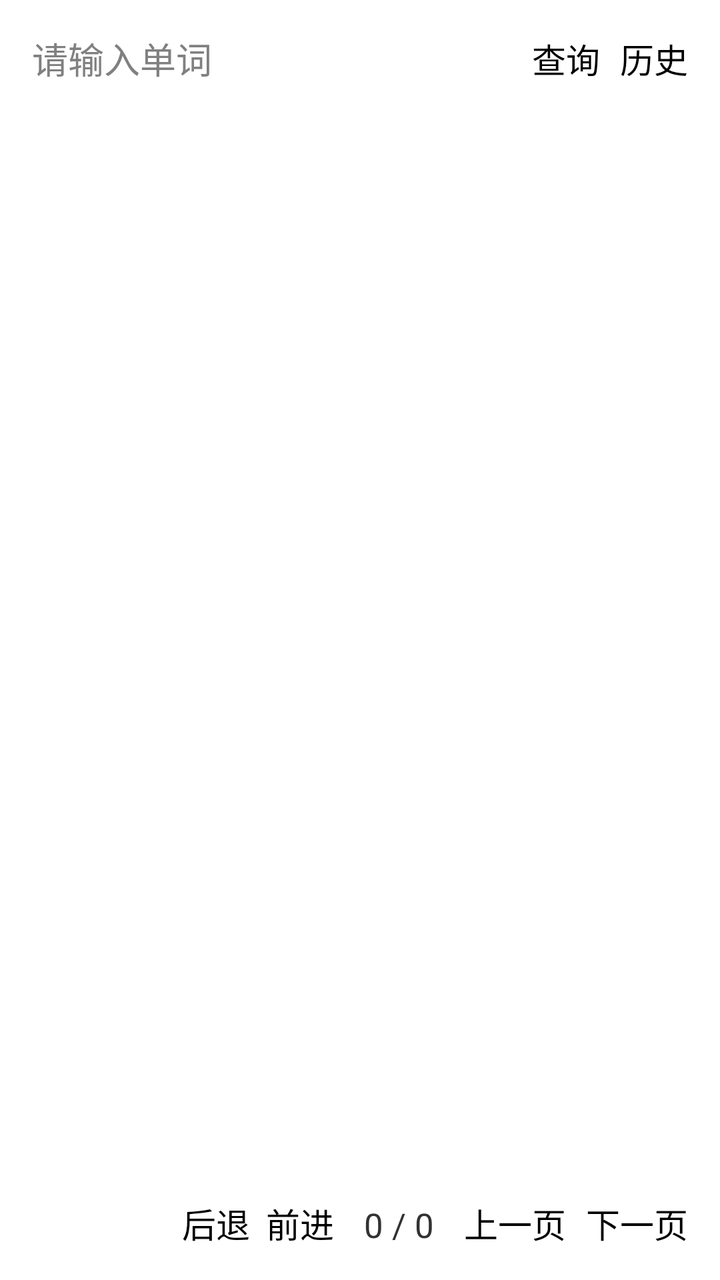
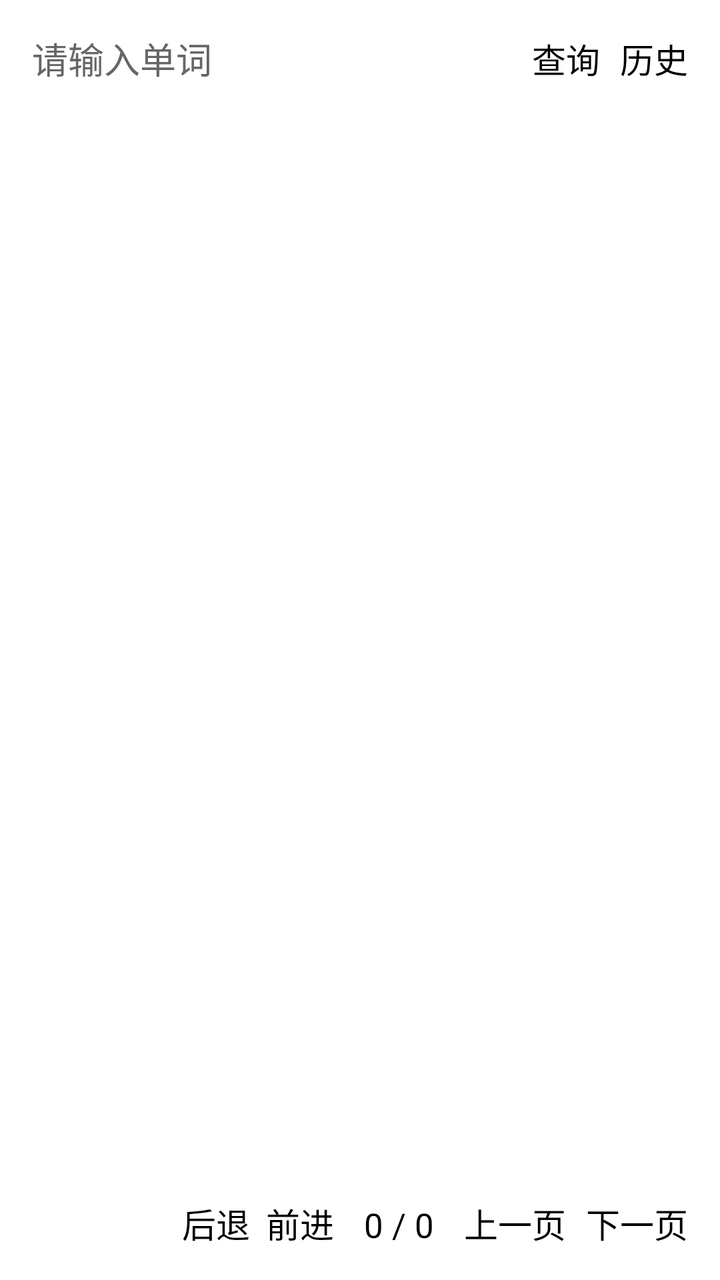

Compare the two renders of this Android layout. The source of the first and the diff that turns it into the second are given below.
<!-- AndroidManifest.xml: application theme Theme.MyApplication -->
<!-- res/layout/activity_main.xml -->
<?xml version="1.0" encoding="utf-8"?>
<LinearLayout xmlns:android="http://schemas.android.com/apk/res/android"
    android:layout_width="match_parent"
    android:layout_height="match_parent"
    android:orientation="vertical"
    android:padding="16dp">

    
    <LinearLayout
        android:layout_width="match_parent"
        android:layout_height="wrap_content"
        android:gravity="center_vertical"
        android:orientation="horizontal">

        <EditText
            android:id="@+id/et_input"
            android:layout_width="0dp"
            android:layout_height="wrap_content"
            android:layout_weight="1"
            android:hint="请输入单词"
            android:inputType="textCapWords"
            android:textSize="18sp" />

        <Button
            android:id="@+id/btn_query"
            android:layout_width="wrap_content"
            android:layout_height="wrap_content"
            android:layout_marginStart="10dp"
            android:text="查询"
            android:textSize="17sp" />

        <Button
            android:id="@+id/btn_history"
            android:layout_width="wrap_content"
            android:layout_height="wrap_content"
            android:layout_marginStart="10dp"
            android:text="历史"
            android:textSize="17sp" />
    </LinearLayout>

    
    <TextView
        android:id="@+id/tv_result"
        android:layout_width="match_parent"
        android:layout_height="0dp"
        android:layout_weight="1"
        android:layout_marginTop="15dp"
        android:gravity="top"
        android:textSize="22sp"
        android:lineSpacingExtra="4dp" />

    
    <LinearLayout
        android:layout_width="match_parent"
        android:layout_height="wrap_content"
        android:layout_marginTop="15dp"
        android:gravity="end"
        android:orientation="horizontal">

        <Button
            android:id="@+id/btn_back"
            android:layout_width="wrap_content"
            android:layout_height="wrap_content"
            android:text="后退"
            android:textSize="17sp" />

        <Button
            android:id="@+id/btn_forward"
            android:layout_width="wrap_content"
            android:layout_height="wrap_content"
            android:layout_marginStart="8dp"
            android:text="前进"
            android:textSize="17sp" />

        <TextView
            android:id="@+id/tv_page_num"
            android:layout_width="wrap_content"
            android:layout_height="wrap_content"
            android:layout_marginHorizontal="15dp"
            android:text="0 / 0"
            android:textSize="17sp" />

        <Button
            android:id="@+id/btn_prev"
            android:layout_width="wrap_content"
            android:layout_height="wrap_content"
            android:text="上一页"
            android:textSize="17sp" />

        <Button
            android:id="@+id/btn_next"
            android:layout_width="wrap_content"
            android:layout_height="wrap_content"
            android:layout_marginStart="10dp"
            android:text="下一页"
            android:textSize="17sp" />
    </LinearLayout>

</LinearLayout>
<!-- resources referenced by this layout -->
<resources>
  <style name="Theme.MyApplication" parent="android:Theme.Light.NoTitleBar">
          <item name="android:windowBackground">@android:color/white</item>
          <item name="android:textColorPrimary">@android:color/black</item>
      </style>
</resources>

<!-- the commit's change to res/layout/activity_main.xml (unified diff, before → after) -->
@@ -19,7 +19,10 @@
             android:layout_weight="1"
             android:hint="请输入单词"
             android:inputType="textCapWords"
-            android:textSize="18sp" />
+            android:textSize="18sp"
+            android:background="@null"
+            android:textColorHint="#666666"
+            android:textColor="#000000"/>
 
         <Button
             android:id="@+id/btn_query"
@@ -27,7 +30,10 @@
             android:layout_height="wrap_content"
             android:layout_marginStart="10dp"
             android:text="查询"
-            android:textSize="17sp" />
+            android:textSize="17sp"
+            android:background="@null"
+            android:textColor="#000000"
+            android:stateListAnimator="@null"/>
 
         <Button
             android:id="@+id/btn_history"
@@ -35,7 +41,10 @@
             android:layout_height="wrap_content"
             android:layout_marginStart="10dp"
             android:text="历史"
-            android:textSize="17sp" />
+            android:textSize="17sp"
+            android:background="@null"
+            android:textColor="#000000"
+            android:stateListAnimator="@null"/>
     </LinearLayout>
 
     
@@ -47,7 +56,8 @@
         android:layout_marginTop="15dp"
         android:gravity="top"
         android:textSize="22sp"
-        android:lineSpacingExtra="4dp" />
+        android:lineSpacingExtra="4dp"
+        android:textColor="#000000"/>
 
     
     <LinearLayout
@@ -62,7 +72,10 @@
             android:layout_width="wrap_content"
             android:layout_height="wrap_content"
             android:text="后退"
-            android:textSize="17sp" />
+            android:textSize="17sp"
+            android:background="@null"
+            android:textColor="#000000"
+            android:stateListAnimator="@null"/>
 
         <Button
             android:id="@+id/btn_forward"
@@ -70,7 +83,10 @@
             android:layout_height="wrap_content"
             android:layout_marginStart="8dp"
             android:text="前进"
-            android:textSize="17sp" />
+            android:textSize="17sp"
+            android:background="@null"
+            android:textColor="#000000"
+            android:stateListAnimator="@null"/>
 
         <TextView
             android:id="@+id/tv_page_num"
@@ -78,14 +94,18 @@
             android:layout_height="wrap_content"
             android:layout_marginHorizontal="15dp"
             android:text="0 / 0"
-            android:textSize="17sp" />
+            android:textSize="17sp"
+            android:textColor="#000000"/>
 
         <Button
             android:id="@+id/btn_prev"
             android:layout_width="wrap_content"
             android:layout_height="wrap_content"
             android:text="上一页"
-            android:textSize="17sp" />
+            android:textSize="17sp"
+            android:background="@null"
+            android:textColor="#000000"
+            android:stateListAnimator="@null"/>
 
         <Button
             android:id="@+id/btn_next"
@@ -93,7 +113,10 @@
             android:layout_height="wrap_content"
             android:layout_marginStart="10dp"
             android:text="下一页"
-            android:textSize="17sp" />
+            android:textSize="17sp"
+            android:background="@null"
+            android:textColor="#000000"
+            android:stateListAnimator="@null"/>
     </LinearLayout>
 
 </LinearLayout>
